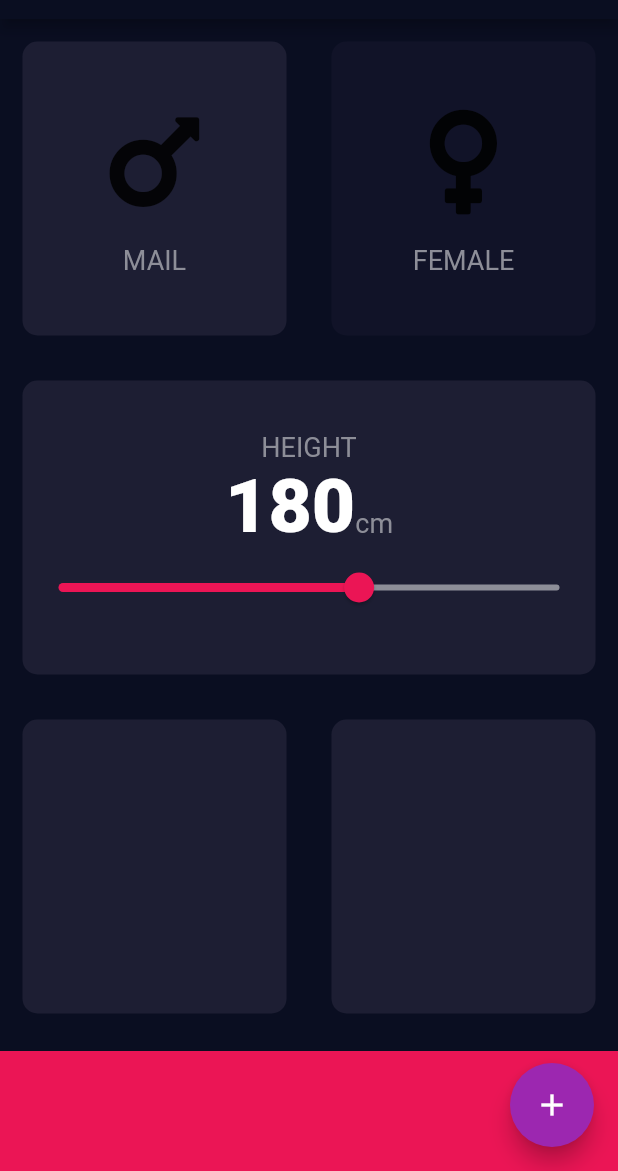
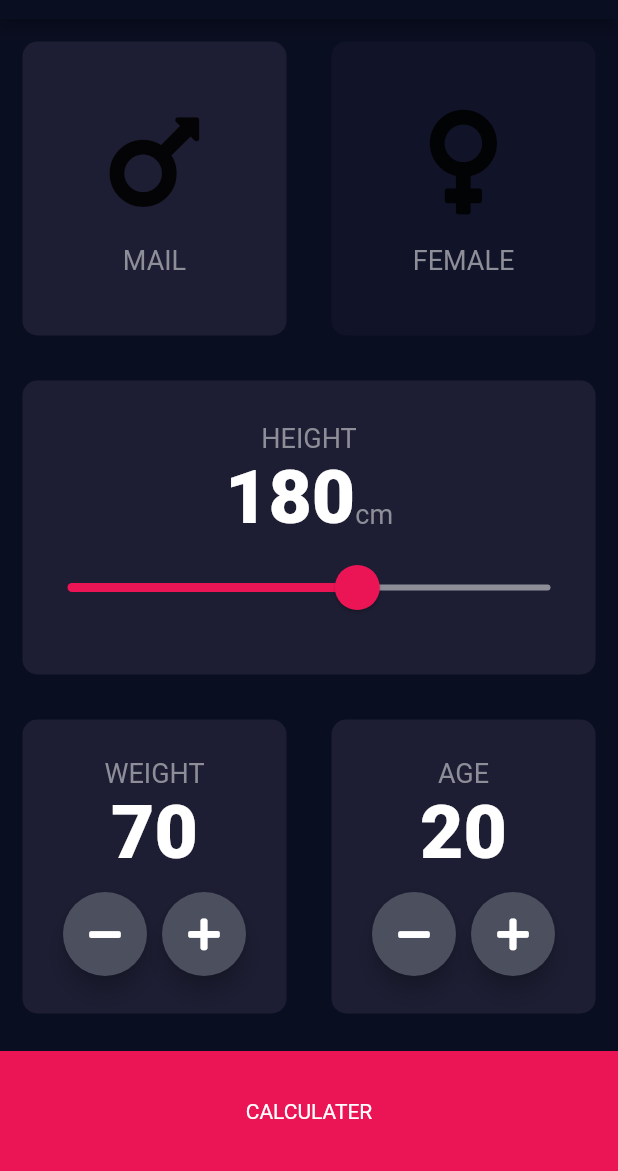
Before and after one commit to eunjeongsong/bmi-calculator-flutter, a Flutter app: the screen it shows after launch, on a phone screen of 412 x 824 dp, the part 65-1236 px from its top. Run offline on Flutter 3.47's test engine with Material 2 defaults, Android fonts, the phone set to English and light mode, and no system bars; our stand-ins replace font_awesome_flutter.

Commit message:
added SliderTheme and RawMaterialButton

```diff
--- a/lib/input_page.dart
+++ b/lib/input_page.dart
@@ -18,6 +18,8 @@ class InputPage extends StatefulWidget {
 class _InputPageState extends State<InputPage> {
   Gender selectedGender = Gender.male;
   int height = 180;
+  int weight = 70;
+  int age = 20;
 
   @override
   Widget build(BuildContext context) {
@@ -93,32 +95,137 @@ class _InputPageState extends State<InputPage> {
                       )
                     ],
                   ),
-                    Slider(
+                  SliderTheme(
+                    data: SliderTheme.of(context).copyWith(
+                      inactiveTrackColor: Color(0xFF8D8E98),
+                      activeTrackColor: kButtonContainerColour,
+                      thumbColor: Color(0xFFEB1555),
+                      overlayColor: Color(0x15EB1555),
+                      thumbShape: const RoundSliderThumbShape(
+                        enabledThumbRadius: 15.0,
+                      ),
+                      overlayShape: const RoundSliderOverlayShape(
+                        overlayRadius: 30.0,
+                      ),
+                    ),
+                    child: Slider(
                       value: height.toDouble(),
                       min: 120.0,
                       max: 220.0,
-                      activeColor: kButtonContainerColour,
-                      inactiveColor: Color(0xFF8D8E98),
                       onChanged: (double value) {
                         setState(() {
                           height = value.round();
                         });
                       },
+                    ),
                   )
                 ],
-                )),
+              ),
+            ),
           ),
           Expanded(
             child: Row(
-              children: const <Widget>[
+              children: <Widget>[
                 Expanded(
                   child: ResusableCard(
                     colour: kActiveCardColour,
+                    cardChild: Column(
+                      mainAxisAlignment: MainAxisAlignment.center,
+                      children: [
+                        Text(
+                          "WEIGHT",
+                          style: kLabelTextStyle,
+                        ),
+                        Text(
+                          weight.toString(),
+                          style: kNumberTextStyle,
+                        ),
+                        SizedBox(
+                          height: 10.0,
+                        ),
+                        Row(
+                          mainAxisAlignment: MainAxisAlignment.center,
+                          children: [
+                            RoundIconButton(
+                              child: Icon(
+                                FontAwesomeIcons.minus,
+                                color: Colors.white,
+                              ),
+                              onPressed: () {
+                                setState(() {
+                                  weight--;
+                                });
+                              },
+                            ),
+                            SizedBox(
+                              width: 10.0,
+                            ),
+                            RoundIconButton(
+                              child: Icon(
+                                FontAwesomeIcons.plus,
+                                color: Colors.white,
+                              ),
+                              onPressed: () {
+                                setState(() {
+                                  weight++;
+                                });
+                              },
+                            ),
+                          ],
+                        )
+                      ],
+                    ),
                   ),
                 ),
                 Expanded(
                   child: ResusableCard(
                     colour: kActiveCardColour,
+                    cardChild: Column(
+                      mainAxisAlignment: MainAxisAlignment.center,
+                      children: [
+                        Text(
+                          "AGE",
+                          style: kLabelTextStyle,
+                        ),
+                        Text(
+                          age.toString(),
+                          style: kNumberTextStyle,
+                        ),
+                        SizedBox(
+                          height: 10.0,
+                        ),
+                        Row(
+                          mainAxisAlignment: MainAxisAlignment.center,
+                          children: [
+                            RoundIconButton(
+                              child: Icon(
+                                FontAwesomeIcons.minus,
+                                color: Colors.white,
+                              ),
+                              onPressed: () {
+                                setState(() {
+                                  age--;
+                                });
+                              },
+                            ),
+                            SizedBox(
+                              width: 10.0,
+                            ),
+                            RoundIconButton(
+                              child: Icon(
+                                FontAwesomeIcons.plus,
+                                color: Colors.white,
+                              ),
+                              onPressed: () {
+                                setState(() {
+                                  age++;
+                                });
+                              },
+                            ),
+                          ],
+                        )
+                      ],
+                    ),
                   ),
                 ),
               ],
@@ -129,20 +236,38 @@ class _InputPageState extends State<InputPage> {
             margin: const EdgeInsets.only(top: 10.0),
             width: double.infinity,
             height: kButtonContainerHeight,
+            child: Center(
+              child: Text(
+                "CALCULATER",
+              ),
+            ),
           )
         ],
-      ),
-      floatingActionButton: Theme(
-        data: ThemeData(
-          colorScheme: ColorScheme.fromSwatch().copyWith(
-            secondary: Colors.purple,
-          ),
-        ),
-        child: FloatingActionButton(
-          onPressed: () {},
-          child: const Icon(Icons.add),
-        ),
       ),
     );
   }
 }
+
+class RoundIconButton extends StatelessWidget {
+  final Widget child;
+  final VoidCallback onPressed;
+
+  const RoundIconButton(
+      {Key? key, required this.child, required this.onPressed})
+      : super(key: key);
+
+  @override
+  Widget build(BuildContext context) {
+    return RawMaterialButton(
+      elevation: 6.0,
+      constraints: BoxConstraints.tightFor(
+        width: 56.0,
+        height: 56.0,
+      ),
+      shape: CircleBorder(),
+      fillColor: Color(0xFF4C4F5E),
+      child: child,
+      onPressed: onPressed,
+    );
+  }
+}
```
Lines whose indentation alone changed are shown as unchanged.
